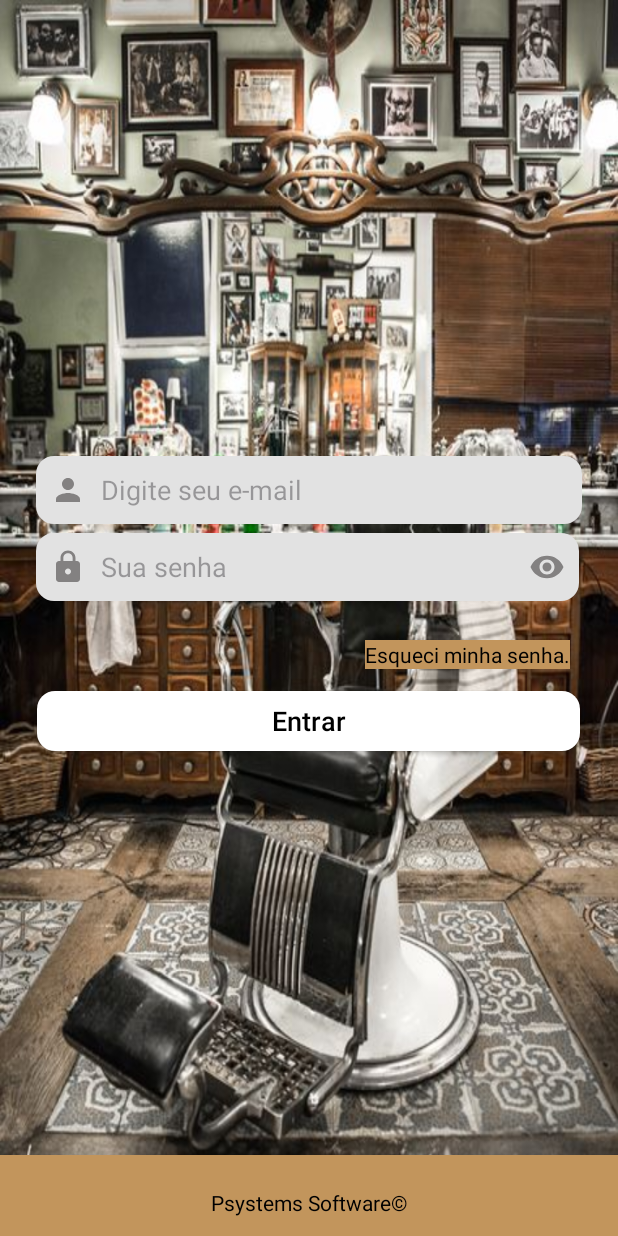
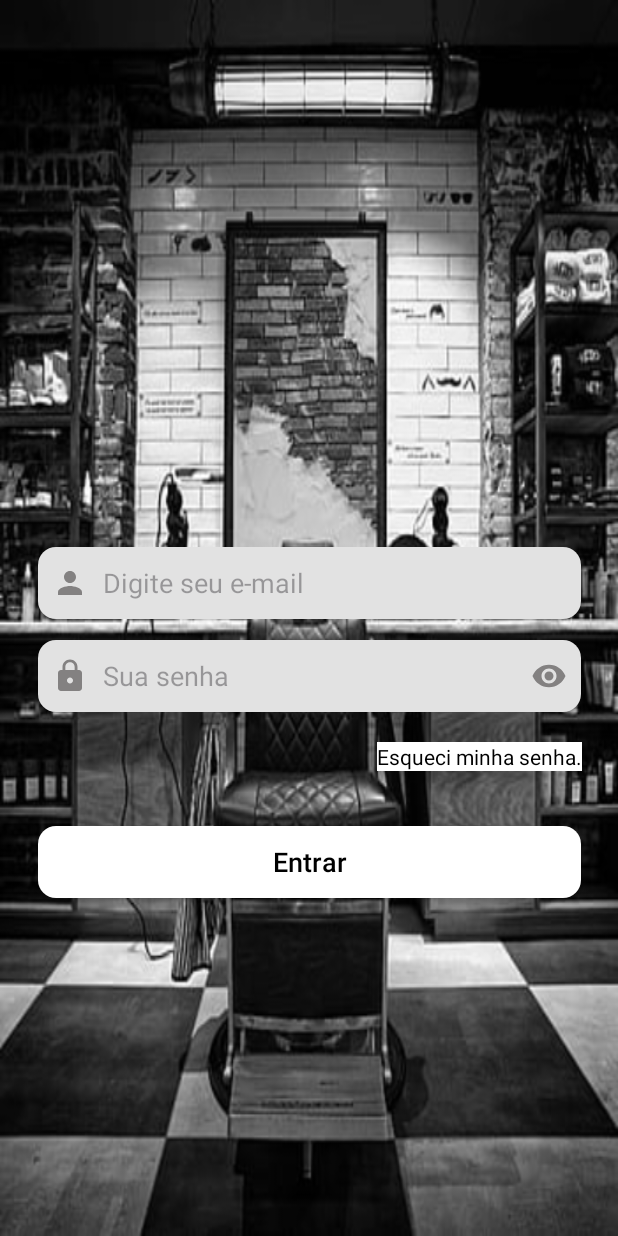
Before and after one commit to mikaelznx/Agendamento, an Android app: the screen it shows after launch (MainActivity), after a tap on "Fazer Login", on a phone screen of 412 x 824 dp. Run offline under Robolectric (Android 15) with nearby library versions, the phone set to English and light mode, and no system bars; our stand-ins replace Firebase (no records; nobody signed in at launch, a user with empty details on screens opened directly).

```diff
--- a/app/src/main/res/layout/fragment_login.xml
+++ b/app/src/main/res/layout/fragment_login.xml
@@ -1,55 +1,56 @@
 <?xml version="1.0" encoding="utf-8"?>
 
-<RelativeLayout xmlns:android="http://schemas.android.com/apk/res/android"
+<androidx.constraintlayout.widget.ConstraintLayout xmlns:android="http://schemas.android.com/apk/res/android"
     xmlns:app="http://schemas.android.com/apk/res-auto"
     xmlns:tools="http://schemas.android.com/tools"
     android:layout_width="match_parent"
     android:layout_height="match_parent"
-    android:background="@drawable/barberr"
+    android:background="@drawable/back"
     tools:context=".ui.MainActivity">
-    <com.google.android.material.appbar.AppBarLayout
 
-        android:layout_width="match_parent"
-        android:layout_height="wrap_content">
 
-    </com.google.android.material.appbar.AppBarLayout>
 
     <EditText
         android:id="@+id/editEmail"
         style="@style/Edit_text"
         android:layout_width="362dp"
-        android:layout_height="45dp"
+        android:layout_height="48dp"
         android:layout_above="@+id/editPassword"
         android:layout_alignParentStart="true"
         android:layout_alignParentEnd="true"
-        android:layout_marginStart="24dp"
-        android:layout_marginEnd="24dp"
-        android:layout_marginBottom="6dp"
         android:drawableLeft="@drawable/baseline_person_24"
         android:drawablePadding="10dp"
         android:hint="Digite seu e-mail"
         android:inputType="textEmailAddress"
         android:paddingLeft="9dp"
-        android:paddingRight="9dp"></EditText>
+        android:paddingRight="9dp"
+        app:layout_constraintBottom_toTopOf="@+id/editPassword"
+        app:layout_constraintEnd_toEndOf="parent"
+        app:layout_constraintHorizontal_bias="0.51"
+        app:layout_constraintStart_toStartOf="parent"
+        app:layout_constraintTop_toTopOf="parent"
+        app:layout_constraintVertical_bias="0.963"></EditText>
 
     <EditText
         android:id="@+id/editPassword"
         style="@style/Edit_text"
         android:layout_width="362dp"
-        android:layout_height="45dp"
+        android:layout_height="48dp"
         android:layout_above="@+id/btnLogin"
         android:layout_alignParentStart="true"
         android:layout_centerHorizontal="true"
-        android:layout_marginStart="24dp"
-        android:layout_marginEnd="24dp"
-        android:layout_marginBottom="60dp"
+        android:layout_marginBottom="76dp"
         android:drawableLeft="@drawable/baseline_lock_24"
         android:drawableRight="@drawable/baseline_remove_red_eye_24"
         android:drawablePadding="10dp"
         android:hint="Sua senha"
         android:inputType="textPassword"
         android:paddingLeft="9dp"
-        android:paddingRight="9dp"></EditText>
+        android:paddingRight="9dp"
+        app:layout_constraintBottom_toTopOf="@+id/btnLogin"
+        app:layout_constraintEnd_toEndOf="parent"
+        app:layout_constraintHorizontal_bias="0.51"
+        app:layout_constraintStart_toStartOf="parent"></EditText>
 
     <TextView
         android:id="@+id/btnRecover"
@@ -57,44 +58,34 @@
         android:layout_height="wrap_content"
         android:layout_alignParentEnd="true"
         android:layout_alignParentBottom="true"
-        android:layout_marginTop="18dp"
-        android:layout_marginEnd="32dp"
-        android:layout_marginBottom="378dp"
+        android:layout_marginTop="20dp"
+        android:background="@color/white"
         android:text="Esqueci minha senha."
-        android:background="@color/marromclaro"
-        android:textColor="@color/black" />
+        android:textColor="@color/black"
+        app:layout_constraintEnd_toEndOf="parent"
+        app:layout_constraintHorizontal_bias="0.912"
+        app:layout_constraintStart_toStartOf="parent"
+        app:layout_constraintTop_toBottomOf="@+id/editPassword" />
 
     <androidx.appcompat.widget.AppCompatButton
         android:id="@+id/btnLogin"
         style="@style/Botaop"
         android:layout_width="362dp"
-
+        android:layout_height="48dp"
         android:layout_alignParentBottom="true"
         android:layout_centerHorizontal="true"
-        android:layout_marginStart="24dp"
-        android:layout_marginEnd="24dp"
-        android:layout_marginBottom="323dp"
         android:background="@drawable/botaop"
         android:foregroundTint="#F2E9E9"
         android:text="Entrar"
         android:textAllCaps="false"
         android:textColor="@color/black"
-        android:textSize="18sp" />
-
-    <androidx.appcompat.widget.Toolbar
-        android:layout_width="match_parent"
-        android:layout_height="wrap_content"
-        android:layout_alignParentBottom="true"
-        android:layout_marginBottom="-10dp"
-        android:background="@color/marromclaro">
-
-        <TextView
-            android:layout_width="wrap_content"
-            android:layout_height="wrap_content"
-            android:layout_gravity="center_horizontal"
-            android:text="Psystems Software©"
-            android:textColor="@color/black" />
-    </androidx.appcompat.widget.Toolbar>
+        android:textSize="18sp"
+        app:layout_constraintBottom_toBottomOf="parent"
+        app:layout_constraintEnd_toEndOf="parent"
+        app:layout_constraintHorizontal_bias="0.512"
+        app:layout_constraintStart_toStartOf="parent"
+        app:layout_constraintTop_toTopOf="parent"
+        app:layout_constraintVertical_bias="0.71" />
 
 
-</RelativeLayout>
+</androidx.constraintlayout.widget.ConstraintLayout>
```
